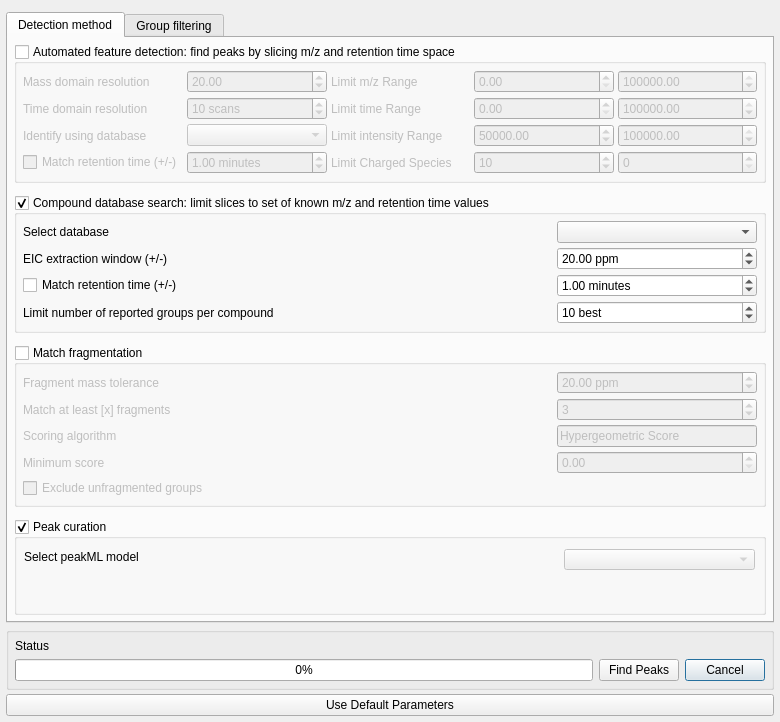
ElucidataInc/ElMaven, file src/gui/mzroll/forms/peakdetectiondialog.ui: the form before one commit.
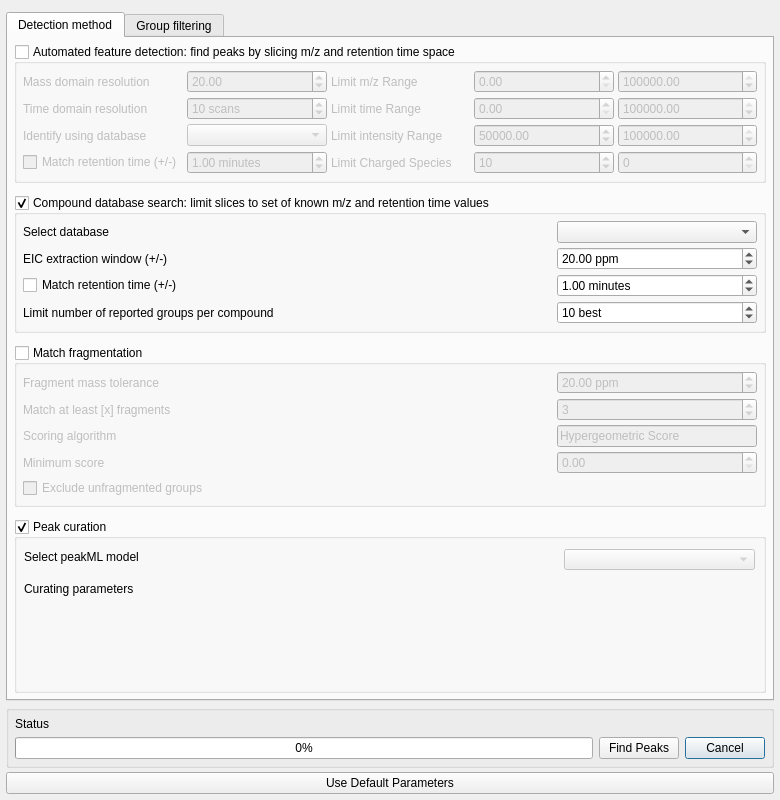
The form after the commit.

Diff of the .ui file:
```diff
--- a/src/gui/mzroll/forms/peakdetectiondialog.ui
+++ b/src/gui/mzroll/forms/peakdetectiondialog.ui
@@ -7,7 +7,7 @@
     <x>0</x>
     <y>0</y>
     <width>780</width>
-    <height>722</height>
+    <height>800</height>
    </rect>
   </property>
   <property name="sizePolicy">
@@ -674,6 +674,9 @@
          <property name="title">
           <string>Peak curation</string>
          </property>
+         <property name="flat">
+          <bool>false</bool>
+         </property>
          <property name="checkable">
           <bool>true</bool>
          </property>
@@ -712,6 +715,19 @@
            <string>Select peakML model</string>
           </property>
          </widget>
+         <widget class="QLabel" name="label_5">
+          <property name="geometry">
+           <rect>
+            <x>10</x>
+            <y>60</y>
+            <width>131</width>
+            <height>20</height>
+           </rect>
+          </property>
+          <property name="text">
+           <string>Curating parameters</string>
+          </property>
+         </widget>
         </widget>
        </item>
       </layout>
```
